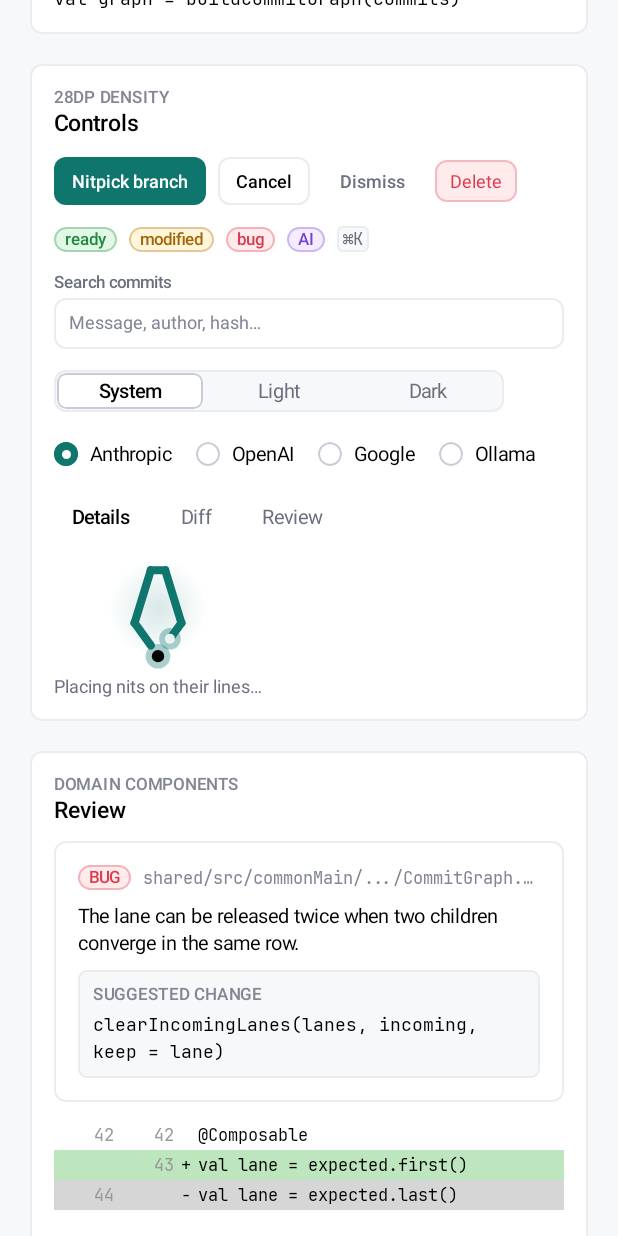
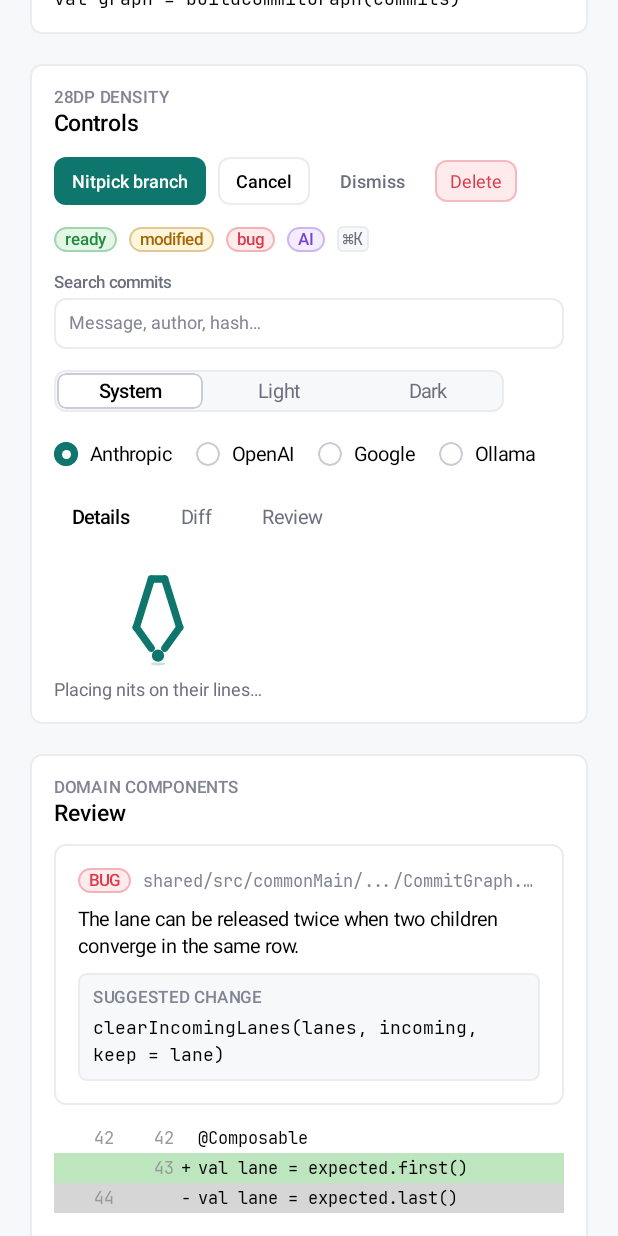
Before and after one commit to Nitpick-org/nitpick-core, an Android app built with Jetpack Compose: the @Preview function DesignSystemCatalogLightPreview, scrolled down 576 dp, on a phone screen of 412 x 824 dp. Run offline under Robolectric (Android 15) with nearby library versions, the phone set to English and light mode, and no system bars; our stand-ins replace Compose Multiplatform resources.

Commit message:
feat(ui): review loader plays the tweezers choreography of the loader SVG
The symbol now does what docs/design/loader/nitpick-symbol-loader.svg does:
the arms open, close on the nit, lift it, drop it, and the dot squashes and
bounces over its shadow, on the SVG's 2.4 s keyframes. Same geometry, same
easing between stops, drawn with Canvas transforms. The SVGs are kept as the
source of truth. The phrase list is remembered by size because the resource
lookup returns a new list on every animation frame.

Co-Authored-By: Claude Fable 5.1 <noreply@anthropic.com>

```diff
--- a/shared/src/commonMain/kotlin/dev/nitpick/app/ui/components/NitpickReviewLoader.kt
+++ b/shared/src/commonMain/kotlin/dev/nitpick/app/ui/components/NitpickReviewLoader.kt
@@ -20,12 +20,13 @@ import androidx.compose.runtime.setValue
 import androidx.compose.ui.Alignment
 import androidx.compose.ui.Modifier
 import androidx.compose.ui.geometry.Offset
-import androidx.compose.ui.graphics.Brush
+import androidx.compose.ui.geometry.Size
 import androidx.compose.ui.graphics.Color
 import androidx.compose.ui.graphics.StrokeCap
 import androidx.compose.ui.graphics.drawscope.DrawScope
-import androidx.compose.ui.graphics.drawscope.Stroke
 import androidx.compose.ui.graphics.drawscope.rotate
+import androidx.compose.ui.graphics.drawscope.scale
+import androidx.compose.ui.graphics.drawscope.translate
 import androidx.compose.ui.unit.Dp
 import androidx.compose.ui.unit.dp
 import dev.nitpick.app.ui.theme.NitpickTheme
@@ -33,27 +34,32 @@ import kotlinx.coroutines.delay
 import nitpick.shared.generated.resources.Res
 import nitpick.shared.generated.resources.review_phrases
 import org.jetbrains.compose.resources.stringArrayResource
-import kotlin.math.PI
-import kotlin.math.sin
 
-// The tweezers of ic_tweezers.xml, in its 24 dp viewport: a bar and two arms meeting at the tips.
-private val TweezerLines = listOf(
-    listOf(Offset(10.4f, 2.5f), Offset(13.6f, 2.5f)),
-    listOf(Offset(10.4f, 2.5f), Offset(6.8f, 14.2f), Offset(10.4f, 19.2f)),
-    listOf(Offset(13.6f, 2.5f), Offset(17.2f, 14.2f), Offset(13.6f, 19.2f)),
-)
-private const val VIEWPORT = 24f
-private const val STROKE = 1.8f
-private val Center = Offset(12f, 11f)
-private val Dot = Offset(12f, 21.6f)
-private const val CYCLE_MS = 4200
+// Geometry and keyframes of docs/design/loader/nitpick-symbol-loader.svg (viewBox 86 56 340 352).
+private const val VIEW_X = 86f
+private const val VIEW_Y = 56f
+private const val VIEW_W = 340f
+private const val VIEW_H = 352f
+private const val STROKE = 24f
+private val BarLeft = Offset(234.4f, 121f)
+private val BarRight = Offset(277.6f, 121f)
+private val LeftArm = listOf(BarLeft, Offset(185.8f, 279f), Offset(234.4f, 346.5f))
+private val RightArm = listOf(BarRight, Offset(326.2f, 279f), Offset(277.6f, 346.5f))
+private val DotCenter = Offset(256f, 371f)
+private const val DOT_RADIUS = 20f
+private val ShadowCenter = Offset(256f, 398f)
+private val ShadowRadii = Size(24f, 5f)
+private const val LIFT = 48f
+private const val OPEN_DEGREES = 5f
+private const val CYCLE_MS = 2400
 private const val PHRASE_MS = 2400L
 
-/** The tweezers symbol drawing itself, pinching, and dissolving on a loop, with a phrase that changes. */
+/** The tweezers picking the nit up, lifting it and dropping it, on a loop, with a phrase that changes. */
 @Composable
 fun NitpickReviewLoader(modifier: Modifier = Modifier, symbolSize: Dp = 72.dp) {
     val phrases = stringArrayResource(Res.array.review_phrases)
-    val order = remember(phrases) { phrases.shuffled() }
+    // Keyed on the size, not the list: the resource lookup hands out a new list on every frame of the animation.
+    val order = remember(phrases.size) { phrases.shuffled() }
     var index by remember { mutableIntStateOf(0) }
     LaunchedEffect(order) {
         while (true) {
@@ -61,8 +67,8 @@ fun NitpickReviewLoader(modifier: Modifier = Modifier, symbolSize: Dp = 72.dp) {
             index = (index + 1) % order.size
         }
     }
-    Column(modifier, horizontalAlignment = Alignment.CenterHorizontally, verticalArrangement = Arrangement.spacedBy(6.dp)) {
-        TweezersSymbol(Modifier.size(symbolSize), NitpickTheme.colors.primary, NitpickTheme.colors.text)
+    Column(modifier, horizontalAlignment = Alignment.CenterHorizontally, verticalArrangement = Arrangement.spacedBy(8.dp)) {
+        TweezersSymbol(Modifier.size(symbolSize), NitpickTheme.colors.primary)
         Crossfade(order[index]) { phrase ->
             Text(phrase, style = NitpickTheme.typography.small, color = NitpickTheme.colors.textSecondary)
         }
@@ -70,87 +76,76 @@ fun NitpickReviewLoader(modifier: Modifier = Modifier, symbolSize: Dp = 72.dp) {
 }
 
 @Composable
-private fun TweezersSymbol(modifier: Modifier, stroke: Color, dot: Color) {
+private fun TweezersSymbol(modifier: Modifier, color: Color) {
     val transition = rememberInfiniteTransition()
     val t by transition.animateFloat(0f, 1f, infiniteRepeatable(tween(CYCLE_MS, easing = LinearEasing)))
     Canvas(modifier) {
-        val unit = size.minDimension / VIEWPORT
-        val pose = poseAt(t)
-        drawHalo(stroke, unit, breath = 0.5f + 0.5f * sin(t * 2f * PI).toFloat(), fade = 1f - pose.collapse)
-        rotate(degrees = pose.sway, pivot = Center * unit) {
-            drawLines(TweezerLines, pose, unit, stroke)
+        val unit = minOf(size.width / VIEW_W, size.height / VIEW_H)
+        val frame = frameAt(t)
+        scale(unit, unit, pivot = Offset.Zero) {
+            translate(-VIEW_X + (size.width / unit - VIEW_W) / 2f, -VIEW_Y + (size.height / unit - VIEW_H) / 2f) {
+                drawShadow(color, frame)
+                translate(top = -LIFT * frame.lift) {
+                    drawLine(color, BarLeft, BarRight, STROKE, StrokeCap.Round)
+                    rotate(OPEN_DEGREES * frame.open, pivot = BarLeft) { drawArm(LeftArm, color) }
+                    rotate(-OPEN_DEGREES * frame.open, pivot = BarRight) { drawArm(RightArm, color) }
+                }
+                translate(top = -LIFT * frame.dotLift) {
+                    scale(frame.squashX, frame.squashY, pivot = DotCenter) {
+                        drawCircle(color, DOT_RADIUS, DotCenter)
+                    }
+                }
+            }
         }
-        if (pose.ripple > 0f) {
-            drawCircle(stroke.copy(alpha = 0.45f * (1f - pose.ripple)), radius = (1.5f + 8f * pose.ripple) * unit, center = Dot * unit, style = Stroke(0.5f * unit))
-        }
-        val pulse = 1f + 0.3f * sin(t * 4f * PI).toFloat()
-        drawCircle(stroke.copy(alpha = 0.35f), radius = 2.6f * unit * pulse, center = Dot * unit)
-        drawCircle(dot, radius = 1.3f * unit * pulse, center = Dot * unit)
     }
 }
 
-/** One frame of the loop: how much is drawn, how far the tips pinch, the sway angle, the collapse, the ripple. */
-private class Pose(val drawn: Float, val pinch: Float, val sway: Float, val collapse: Float, val ripple: Float)
+/** One frame of the SVG keyframes: arms open (1) or closed (0), lift of the tweezers and of the dot, dot squash, shadow. */
+private class Frame(
+    val open: Float,
+    val lift: Float,
+    val dotLift: Float,
+    val squashX: Float,
+    val squashY: Float,
+    val shadowScale: Float,
+    val shadowAlpha: Float,
+)
 
-private fun poseAt(t: Float): Pose = when {
-    // Draws itself, a bright tip leading the stroke.
-    t < 0.30f -> Pose(drawn = easeOut(t / 0.30f), pinch = 0f, sway = 0f, collapse = 0f, ripple = 0f)
-    // Alive: pinches twice like picking a nit, and sways a little.
-    t < 0.72f -> {
-        val u = (t - 0.30f) / 0.42f
-        Pose(drawn = 1f, pinch = sin(u * 2f * PI).toFloat().coerceAtLeast(0f), sway = 4f * sin(u * 3f * PI).toFloat(), collapse = 0f, ripple = 0f)
+private fun frameAt(t: Float): Frame = Frame(
+    open = keyframes(t, 0f to 1f, 0.06f to 1f, 0.18f to 0f, 0.62f to 0f, 0.70f to 1f, 1f to 1f),
+    lift = keyframes(t, 0f to 0f, 0.20f to 0f, 0.40f to 1f, 0.64f to 1f, 0.90f to 0f, 1f to 0f),
+    dotLift = keyframes(t, 0f to 0f, 0.20f to 0f, 0.40f to 1f, 0.66f to 1f, 0.79f to 0f, 0.85f to 0.25f, 0.91f to 0f, 1f to 0f),
+    squashX = keyframes(t, 0f to 1f, 0.66f to 1f, 0.79f to 1.2f, 0.85f to 0.94f, 0.91f to 1.06f, 0.96f to 1f, 1f to 1f),
+    squashY = keyframes(t, 0f to 1f, 0.66f to 1f, 0.79f to 0.78f, 0.85f to 1.06f, 0.91f to 0.94f, 0.96f to 1f, 1f to 1f),
+    shadowScale = keyframes(t, 0f to 1f, 0.20f to 1f, 0.40f to 0.55f, 0.66f to 0.55f, 0.79f to 1.15f, 0.85f to 0.85f, 0.91f to 1f, 1f to 1f),
+    shadowAlpha = keyframes(t, 0f to 0.22f, 0.20f to 0.22f, 0.40f to 0.08f, 0.66f to 0.08f, 0.79f to 0.26f, 0.85f to 0.14f, 0.91f to 0.22f, 1f to 0.22f),
+)
+
+/** Piecewise interpolation between (time, value) stops with the SVG's ease-in-out between each pair. */
+private fun keyframes(t: Float, vararg stops: Pair<Float, Float>): Float {
+    for (i in 1 until stops.size) {
+        val (t0, v0) = stops[i - 1]
+        val (t1, v1) = stops[i]
+        if (t <= t1) {
+            if (t1 == t0) return v1
+            val u = ((t - t0) / (t1 - t0)).coerceIn(0f, 1f)
+            return v0 + (v1 - v0) * easeInOut(u)
+        }
     }
-    // Melts into the dot, which answers with a ripple.
-    t < 0.86f -> {
-        val u = (t - 0.72f) / 0.14f
-        Pose(drawn = 1f, pinch = 0f, sway = 0f, collapse = easeOut(u), ripple = u)
-    }
-    // The dot waits alone before the next drawing.
-    else -> Pose(drawn = 0f, pinch = 0f, sway = 0f, collapse = 1f, ripple = 0f)
+    return stops.last().second
 }
 
-private fun easeOut(x: Float): Float = 1f - (1f - x) * (1f - x)
+private fun easeInOut(u: Float): Float = if (u < 0.5f) 2f * u * u else 1f - 2f * (1f - u) * (1f - u)
 
-private fun DrawScope.drawHalo(color: Color, unit: Float, breath: Float, fade: Float) {
-    val radius = (9f + 2f * breath) * unit
-    drawCircle(
-        brush = Brush.radialGradient(listOf(color.copy(alpha = 0.16f * fade), color.copy(alpha = 0f)), center = Center * unit, radius = radius),
-        radius = radius,
-        center = Center * unit,
+private fun DrawScope.drawArm(points: List<Offset>, color: Color) {
+    points.zipWithNext { a, b -> drawLine(color, a, b, STROKE, StrokeCap.Round) }
+}
+
+private fun DrawScope.drawShadow(color: Color, frame: Frame) {
+    val radii = ShadowRadii * frame.shadowScale
+    drawOval(
+        color.copy(alpha = frame.shadowAlpha),
+        topLeft = Offset(ShadowCenter.x - radii.width, ShadowCenter.y - radii.height),
+        size = Size(radii.width * 2f, radii.height * 2f),
     )
 }
-
-private fun DrawScope.drawLines(lines: List<List<Offset>>, pose: Pose, unit: Float, color: Color) {
-    if (pose.drawn <= 0f || pose.collapse >= 1f) return
-    val total = lines.sumOf { it.length().toDouble() }.toFloat()
-    var budget = total * pose.drawn
-    val alpha = 1f - pose.collapse
-    val width = STROKE * unit * (1f + 0.15f * pose.pinch)
-    var tip: Offset? = null
-    for (line in lines) {
-        var from = line.first()
-        for (to in line.drop(1)) {
-            if (budget <= 0f) break
-            val length = (to - from).getDistance()
-            val end = if (length <= budget) to else from + (to - from) * (budget / length)
-            budget -= length
-            drawLine(color.copy(alpha = alpha), deform(from, pose) * unit, deform(end, pose) * unit, strokeWidth = width, cap = StrokeCap.Round)
-            if (budget < 0f) tip = end
-            from = to
-        }
-    }
-    // The pen tip glows while the outline is still being drawn.
-    if (pose.drawn < 1f) tip?.let { p ->
-        drawCircle(color.copy(alpha = 0.35f), radius = 2.4f * unit, center = deform(p, pose) * unit)
-        drawCircle(Color.White.copy(alpha = 0.9f), radius = 1.1f * unit, center = deform(p, pose) * unit)
-    }
-}
-
-/** The arms bend toward the centre line as the tips pinch; the whole shape sinks into the dot as it collapses. */
-private fun deform(p: Offset, pose: Pose): Offset {
-    val depth = ((p.y - 2.5f) / (19.2f - 2.5f)).coerceIn(0f, 1f)
-    val pinched = Offset(p.x + (Center.x - p.x) * 0.55f * pose.pinch * depth * depth, p.y)
-    return pinched + (Dot - pinched) * pose.collapse
-}
-
-private fun List<Offset>.length(): Float = zipWithNext { a, b -> (b - a).getDistance() }.sum()
```
Also changed, not shown: 3 other files.
